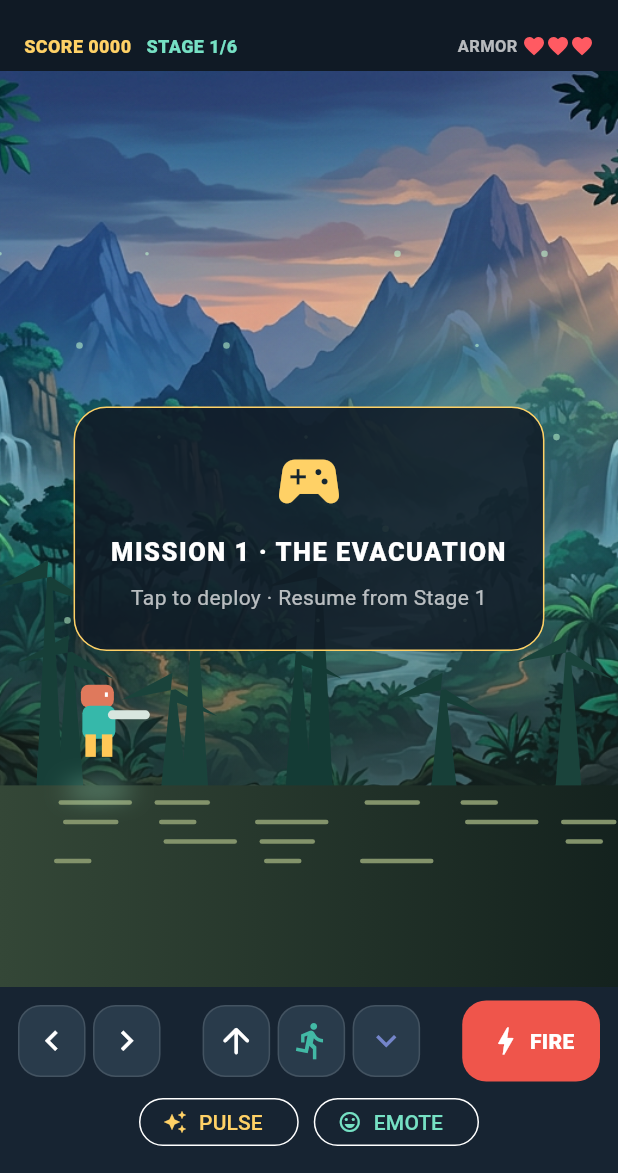
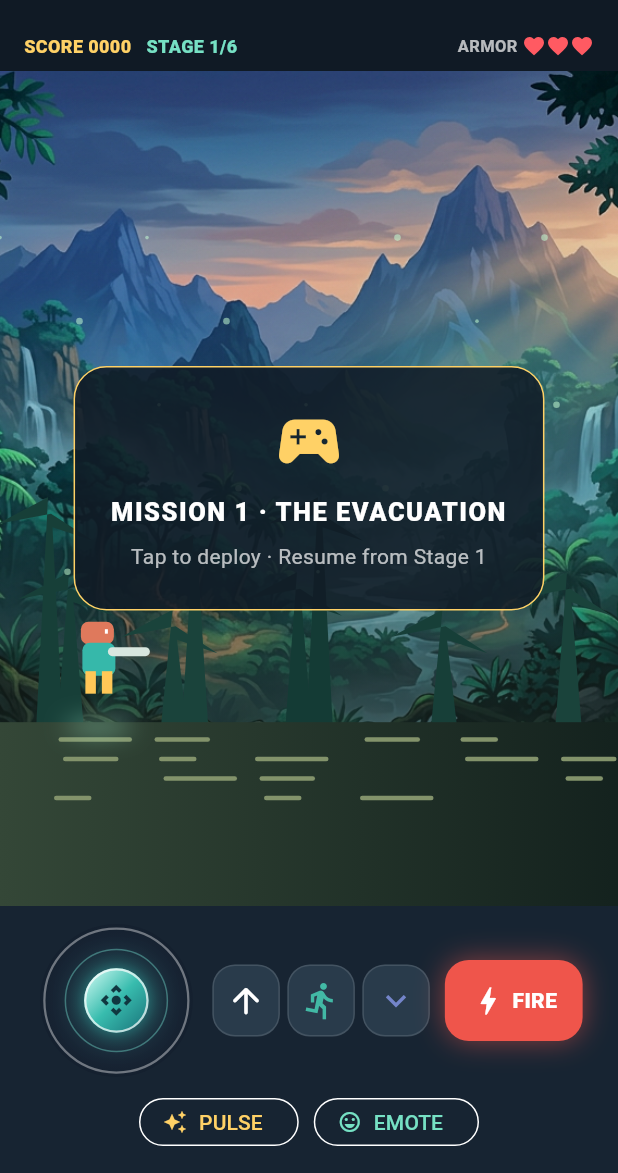
Before and after one commit to zxcty54/angel, a Flutter app: the screen it shows after launch, after a tap on "PLAY STORY CAMPAIGN", on a phone screen of 412 x 824 dp, the part 63-1236 px from its top. Run offline on Flutter 3.47's test engine with Material 3 defaults, Android fonts, the phone set to English and light mode, and no system bars; our stand-ins replace flutter_image_compress, flutter_map, image_picker, latlong2, shared_preferences, supabase_flutter; accounts and stored records are empty.

Commit message:
Add responsive virtual joystick movement controls
Co-authored-by: arena-agent <297053741+arena-agent@users.noreply.github.com>

```diff
--- a/jungle_strike/lib/main.dart
+++ b/jungle_strike/lib/main.dart
@@ -73,7 +73,8 @@ String missionBackground(int level)=>switch(level){2=>'assets/mission_bridge.png
 class GameScreen extends StatefulWidget { const GameScreen({super.key}); @override State<GameScreen> createState()=>_GameScreenState(); }
 class _GameScreenState extends State<GameScreen> {
   Timer? timer;
-  double x = .16, jump = 0, scroll = 0, fireCooldown = 0, spawnCooldown = 0, invulnerable = 0;
+  double x = .16, jump = 0, scroll = 0, fireCooldown = 0, spawnCooldown = 0, invulnerable = 0, moveAxis = 0;
+  bool _stickUpActive = false;
   int score = 0, armor = 3, level = 1, bossHp = 10, killsThisMission = 0, frame = 0, spawnIndex = 0;
   int unlockedMission = 1, bestScore = 0;
   bool running = false, firing = false, campaignWon = false;
@@ -114,6 +115,7 @@ class _GameScreenState extends State<GameScreen> {
       score = 0;
       armor = 3;
       x = .16;
+      moveAxis = 0;
       scroll = 0;
       frame = 0;
       spawnIndex = 0;
@@ -142,6 +144,7 @@ class _GameScreenState extends State<GameScreen> {
     setState(() {
       frame++;
       scroll = (scroll + dt * .22) % 1;
+      x = (x + moveAxis * dt * .72).clamp(.05, .72).toDouble();
       fireCooldown -= dt;
       spawnCooldown -= dt;
       invulnerable = math.max(0, invulnerable - dt).toDouble();
@@ -249,8 +252,6 @@ class _GameScreenState extends State<GameScreen> {
     if (save) { _saveProgress(); }
   }
 
-  void move(double delta) => setState(() => x = (x + delta).clamp(.05, .66).toDouble());
-
   void doJump() {
     if (!running) { return; }
     setState(() { jump = 1; prone = false; });
@@ -334,11 +335,35 @@ class _GameScreenState extends State<GameScreen> {
       Container(
         color: const Color(0xff172432), padding: const EdgeInsets.fromLTRB(12, 9, 12, 14),
         child: Column(children: [
-          Row(mainAxisAlignment: MainAxisAlignment.spaceBetween, children: [
-            Row(children: [control(Icons.chevron_left, () => move(-.06)), const SizedBox(width: 5), control(Icons.chevron_right, () => move(.06))]),
-            Row(children: [control(Icons.arrow_upward_rounded, doJump), const SizedBox(width: 5), control(Icons.directions_run, () => doDodge(), tint: const Color(0xff42b9a5)), const SizedBox(width: 5), control(Icons.keyboard_arrow_down, () => setState(() => prone = !prone), tint: const Color(0xff7485ca))]),
-            GestureDetector(onLongPressStart: (_) => setState(() => firing = true), onLongPressEnd: (_) => setState(() => firing = false), onTapDown: (_) => setState(() => firing = true), onTapUp: (_) => setState(() => firing = false), child: Container(padding: const EdgeInsets.symmetric(horizontal: 17, vertical: 15), decoration: BoxDecoration(color: const Color(0xffef554b), borderRadius: BorderRadius.circular(16)), child: const Row(children: [Icon(Icons.bolt, color: Colors.white), SizedBox(width: 4), Text('FIRE', style: TextStyle(color: Colors.white, fontWeight: FontWeight.w900))]))),
-          ]),
+          FittedBox(
+            fit: BoxFit.scaleDown,
+            child: Row(mainAxisSize: MainAxisSize.min, children: [
+              _VirtualJoystick(onMove: (stick) {
+                moveAxis = stick.dx;
+                final wantsJump = stick.dy < -.68;
+                if (wantsJump && !_stickUpActive) { doJump(); }
+                _stickUpActive = wantsJump;
+                final wantsProne = stick.dy > .72;
+                if (running && prone != wantsProne) { setState(() => prone = wantsProne); }
+              }),
+              const SizedBox(width: 10),
+              Row(children: [
+                control(Icons.arrow_upward_rounded, doJump),
+                const SizedBox(width: 5),
+                control(Icons.directions_run, doDodge, tint: const Color(0xff42b9a5)),
+                const SizedBox(width: 5),
+                control(Icons.keyboard_arrow_down, () => setState(() => prone = !prone), tint: const Color(0xff7485ca)),
+              ]),
+              const SizedBox(width: 10),
+              GestureDetector(
+                onLongPressStart: (_) => setState(() => firing = true),
+                onLongPressEnd: (_) => setState(() => firing = false),
+                onTapDown: (_) => setState(() => firing = true),
+                onTapUp: (_) => setState(() => firing = false),
+                child: Container(padding: const EdgeInsets.symmetric(horizontal: 17, vertical: 15), decoration: BoxDecoration(color: const Color(0xffef554b), borderRadius: BorderRadius.circular(16), boxShadow: const [BoxShadow(color: Color(0x88ef554b), blurRadius: 16)]), child: const Row(children: [Icon(Icons.bolt, color: Colors.white), SizedBox(width: 4), Text('FIRE', style: TextStyle(color: Colors.white, fontWeight: FontWeight.w900))])),
+              ),
+            ]),
+          ),
           const SizedBox(height: 7),
           Row(mainAxisAlignment: MainAxisAlignment.center, children: [
             OutlinedButton.icon(onPressed: cycleWeapon, icon: const Icon(Icons.auto_awesome, size: 16), label: Text(weapon), style: OutlinedButton.styleFrom(foregroundColor: const Color(0xffffd166), visualDensity: VisualDensity.compact)),
@@ -356,6 +381,79 @@ class _GameScreenState extends State<GameScreen> {
     onTap: action, borderRadius: BorderRadius.circular(15),
     child: Container(width: 45, height: 48, decoration: BoxDecoration(color: const Color(0xff293b4b), borderRadius: BorderRadius.circular(15), border: Border.all(color: Colors.white12)), child: Icon(icon, color: tint, size: 27)),
   );
+}
+
+class _VirtualJoystick extends StatefulWidget {
+  const _VirtualJoystick({required this.onMove});
+  final ValueChanged<Offset> onMove;
+  @override
+  State<_VirtualJoystick> createState() => _VirtualJoystickState();
+}
+
+class _VirtualJoystickState extends State<_VirtualJoystick> {
+  Offset _axis = Offset.zero;
+
+  void _update(Offset position, Size size) {
+    final center = Offset(size.width / 2, size.height / 2);
+    var axis = Offset((position.dx - center.dx) / 34, (position.dy - center.dy) / 34);
+    final length = axis.distance;
+    if (length > 1) { axis = axis / length; }
+    setState(() => _axis = axis);
+    widget.onMove(axis);
+  }
+
+  void _release() {
+    setState(() => _axis = Offset.zero);
+    widget.onMove(Offset.zero);
+  }
+
+  @override
+  Widget build(BuildContext context) => SizedBox.square(
+    dimension: 108,
+    child: LayoutBuilder(builder: (context, box) {
+      final size = Size(box.maxWidth, box.maxHeight);
+      return GestureDetector(
+        behavior: HitTestBehavior.opaque,
+        onPanStart: (event) => _update(event.localPosition, size),
+        onPanUpdate: (event) => _update(event.localPosition, size),
+        onPanEnd: (_) => _release(),
+        onPanCancel: _release,
+        child: CustomPaint(
+          painter: const _JoystickTrackPainter(),
+          child: Center(
+            child: Transform.translate(
+              offset: Offset(_axis.dx * 29, _axis.dy * 29),
+              child: Container(
+                width: 43,
+                height: 43,
+                decoration: BoxDecoration(
+                  shape: BoxShape.circle,
+                  gradient: const LinearGradient(begin: Alignment.topLeft, end: Alignment.bottomRight, colors: [Color(0xffd9fff7), Color(0xff38bcae), Color(0xff176f77)]),
+                  border: Border.all(color: Colors.white70, width: 1.5),
+                  boxShadow: const [BoxShadow(color: Color(0x9940e0d0), blurRadius: 16, spreadRadius: 1)],
+                ),
+                child: const Icon(Icons.control_camera, color: Color(0xff103740), size: 25),
+              ),
+            ),
+          ),
+        ),
+      );
+    }),
+  );
+}
+
+class _JoystickTrackPainter extends CustomPainter {
+  const _JoystickTrackPainter();
+  @override
+  void paint(Canvas canvas, Size size) {
+    final center = Offset(size.width / 2, size.height / 2);
+    canvas.drawCircle(center, 51, Paint()..shader = const RadialGradient(colors: [Color(0x6636d1c0), Color(0x22202e44), Color(0x99101a28)]).createShader(Offset.zero & size));
+    canvas.drawCircle(center, 48, Paint()..style = PaintingStyle.stroke..strokeWidth = 1.5..color = Colors.white38);
+    canvas.drawCircle(center, 34, Paint()..style = PaintingStyle.stroke..strokeWidth = 1..color = const Color(0x667be7d7));
+    canvas.drawCircle(center, 3, Paint()..color = Colors.white54);
+  }
+  @override
+  bool shouldRepaint(covariant _JoystickTrackPainter oldDelegate) => false;
 }
 
 class JunglePainter extends CustomPainter {
```
Also changed, not shown: 2 other files.
